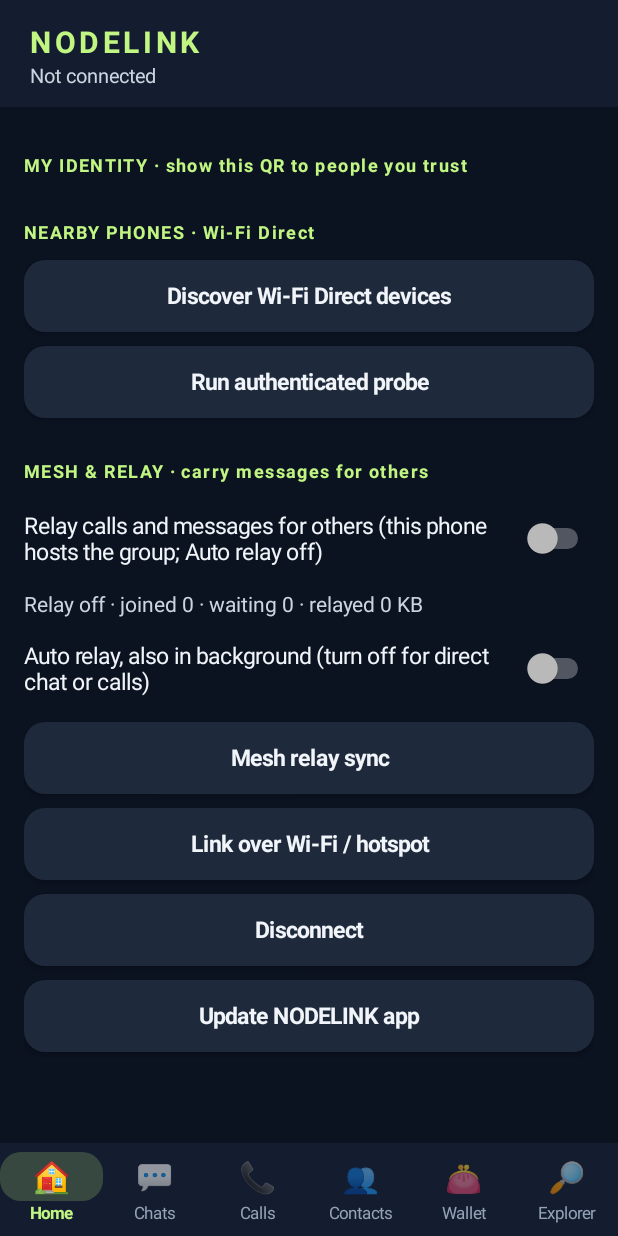
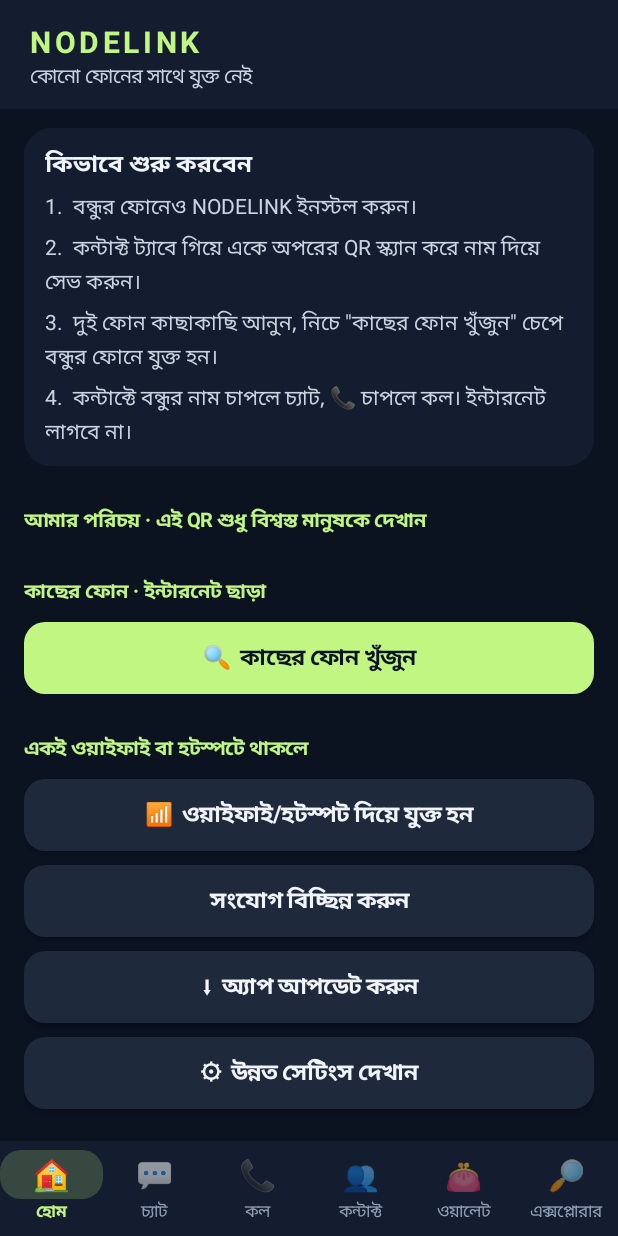
Before and after one commit to NODELINK-LAB/nodelink-android, an Android app: the screen it shows after launch (MainActivity), on a phone screen of 412 x 824 dp. Run offline under Robolectric (Android 15) with nearby library versions, the phone set to English and light mode, and no system bars; libraries missing offline, so code that uses them is left out: com.journeyapps.barcodescanner; pictures from the network do not load; 11 statements that could not run were skipped.

Commit message:
Simple Bengali home, chat and contacts

```diff
--- a/android-app/src/main/java/org/nodelink/ChatScreen.kt
+++ b/android-app/src/main/java/org/nodelink/ChatScreen.kt
@@ -9,7 +9,7 @@ import java.util.UUID
 // and one composer for both routes.
 class ChatScreen(private val a:Activity,box:LinearLayout,private val peer:()->String,private val store:Mailbox,private val relay:MeshRelay,private val note:(String)->Unit,private val queued:()->Unit={}){
  private val face=Ui.avatar(a,"?",44);private val title=Ui.title(a,"",17f);private val sub=Ui.caption(a,"")
- private val thread=LinearLayout(a).apply{orientation=1;setPadding(0,Ui.dp(a,8),0,Ui.dp(a,8))};private val draft=EditText(a).apply{hint="Write a message"}
+ private val thread=LinearLayout(a).apply{orientation=1;setPadding(0,Ui.dp(a,8),0,Ui.dp(a,8))};private val draft=EditText(a).apply{hint="মেসেজ লিখুন"}
  private fun pin()=peer().trim().lowercase().also{require(it.matches(Regex("[0-9a-f]{64}")) && it!=Identity.fingerprint()){"Pick a contact in Contacts first"};require(!Blocklist.has(it)){"This contact is blocked"}}
  private fun text()=draft.text.toString().also{require(it.isNotBlank() && it.toByteArray().size<=4096){"Enter a message up to 4096 bytes"}}
  init{
@@ -17,22 +17,22 @@ class ChatScreen(private val a:Activity,box:LinearLayout,private val peer:()->St
    addView(LinearLayout(a).apply{orientation=1;setPadding(Ui.dp(a,12),0,0,0);addView(title);addView(sub)},Ui.lp(0,-2,1f))})
   box.addView(thread);box.addView(draft)
   box.addView(Ui.row(a,
-   Ui.button(Button(a).apply{text="Send nearby";setOnClickListener{send{p,t->store.add(p,Note(UUID.randomUUID(),System.currentTimeMillis()+MessageWire.LIFE,t),"Queued");queued();"Queued. Sends automatically while linked with this phone."}}},Ui.BRAND),
-   Ui.button(Button(a).apply{text="Send via mesh";setOnClickListener{send{p,t->relay.compose(p,t);"Encrypted and queued for the mesh."}}})))
-  box.addView(Ui.caption(a,"Nearby goes straight to the linked phone. Mesh is carried encrypted by other NODELINK phones, any distance."))
+   Ui.button(Button(a).apply{text="কাছে পাঠান";setOnClickListener{send{p,t->store.add(p,Note(UUID.randomUUID(),System.currentTimeMillis()+MessageWire.LIFE,t),"Queued");queued();"Queued. Sends automatically while linked with this phone."}}},Ui.BRAND),
+   Ui.button(Button(a).apply{text="দূরে পাঠান (মেশ)";setOnClickListener{send{p,t->relay.compose(p,t);"Encrypted and queued for the mesh."}}})))
+  box.addView(Ui.caption(a,"কাছে পাঠান: যুক্ত থাকা ফোনে সরাসরি যায়। দূরে পাঠান: মাঝের অন্য NODELINK ফোনগুলো তালাবদ্ধ অবস্থায় বয়ে নিয়ে যায়, কেউ পড়তে পারে না।"))
   refresh()
  }
  private fun send(f:(String,String)->String){runCatching{val msg=f(pin(),text());draft.setText("");refresh();note(msg)}.onFailure{note(it.message?:"Send failed")}}
- private fun tick(s:String)=when(s){"Queued"->"◷ Waiting";"Delivered"->"✓✓ Delivered";"Sent via mesh"->"✓ Sent via mesh";"Delivered via mesh"->"✓✓ Delivered via mesh";else->s}
+ private fun tick(s:String)=when(s){"Queued"->"◷ অপেক্ষায়";"Delivered"->"✓✓ পৌঁছেছে";"Sent via mesh"->"✓ মেশে পাঠানো হয়েছে";"Delivered via mesh"->"✓✓ মেশ দিয়ে পৌঁছেছে";"Received","Received via mesh"->"পেয়েছেন";else->s}
  private fun bubble(t:String,s:String,mine:Boolean)=LinearLayout(a).apply{orientation=1;background=Ui.round(a,if(mine)Ui.BRAND else Ui.RAISED,18);setPadding(Ui.dp(a,14),Ui.dp(a,10),Ui.dp(a,14),Ui.dp(a,8))
   addView(TextView(a).apply{tag=Ui.DONE;text=t;textSize=15f;setTextColor(if(mine)Ui.INK else Ui.TEXT);maxWidth=Ui.dp(a,270)})
   addView(TextView(a).apply{tag=Ui.DONE;text=tick(s);textSize=11f;setTextColor(if(mine)0xB30B1220.toInt() else Ui.MUTED);setPadding(0,Ui.dp(a,4),0,0)})
   layoutParams=Ui.lp(-2,-2).apply{gravity=if(mine)Gravity.END else Gravity.START;setMargins(if(mine)Ui.dp(a,48) else 0,Ui.dp(a,4),if(mine)0 else Ui.dp(a,48),Ui.dp(a,4))}}
  fun refresh(){thread.removeAllViews();val p=peer().trim().lowercase()
-  if(!p.matches(Regex("[0-9a-f]{64}"))){Ui.paint(face,"?");title.text="No contact selected";sub.text="Pick a contact in Contacts";return}
-  val n=ContactControls.name(a,p);Ui.paint(face,n?:"#");title.text=n?:Ui.nl(p);sub.text=(if(n!=null)Ui.nl(p)+" · " else "")+"end-to-end encrypted"
+  if(!p.matches(Regex("[0-9a-f]{64}"))){Ui.paint(face,"?");title.text="কেউ বাছাই করা হয়নি";sub.text="কন্টাক্ট ট্যাব থেকে একজনকে চাপুন";return}
+  val n=ContactControls.name(a,p);Ui.paint(face,n?:"#");title.text=n?:Ui.nl(p);sub.text=(if(n!=null)Ui.nl(p)+" · " else "")+"🔒 শুধু আপনারা দুজন পড়তে পারবেন"
   val rows=store.thread(p)
-  if(rows.isEmpty())thread.addView(Ui.caption(a,"No messages yet. Say hello.").apply{gravity=Gravity.CENTER;setPadding(0,Ui.dp(a,24),0,Ui.dp(a,24))},Ui.lp())
+  if(rows.isEmpty())thread.addView(Ui.caption(a,"এখনো কোনো মেসেজ নেই। হ্যালো বলুন!").apply{gravity=Gravity.CENTER;setPadding(0,Ui.dp(a,24),0,Ui.dp(a,24))},Ui.lp())
   rows.forEach{(t,s)->thread.addView(bubble(t,s,!s.startsWith("Received")))}
  }
 }
--- a/android-app/src/main/java/org/nodelink/ContactControls.kt
+++ b/android-app/src/main/java/org/nodelink/ContactControls.kt
@@ -11,14 +11,14 @@ class ContactControls(private val a:Activity,box:LinearLayout,private val peer:E
  private val vault=Vault(a,"contacts");private val list=LinearLayout(a).apply{orientation=1}
  private fun all()=JSONObject(vault.get("book")?:"{}")
  init{
-  val name=EditText(a).apply{hint="Contact name";isSingleLine=true};box.addView(name)
-  box.addView(Ui.button(Button(a).apply{text="Save contact";setOnClickListener{
+  val name=EditText(a).apply{hint="বন্ধুর নাম";isSingleLine=true};box.addView(name)
+  box.addView(Ui.button(Button(a).apply{text="✓  কন্টাক্ট সেভ করুন";setOnClickListener{
    val n=name.text.toString().trim();val fp=peer.text.toString().trim().lowercase()
    when{n.isEmpty()||n.length>40->note("Enter a name up to 40 characters")
     !fp.matches(Regex("[a-f0-9]{64}"))->note("Scan or enter the full 64-digit fingerprint first")
     fp==Identity.fingerprint()->note("That is this phone's own fingerprint")
     else->{vault.put("book",all().put(n,fp).toString());name.setText("");refresh();note("Saved $n. Verify the fingerprint in person.")}}}},Ui.BRAND))
-  box.addView(TextView(a).apply{text="MY CONTACTS · stored encrypted on this phone"});box.addView(list);refresh()
+  box.addView(Ui.section(a,"আমার কন্টাক্ট · নাম চাপলে চ্যাট, 📞 চাপলে কল"));box.addView(list);refresh()
  }
  private fun select(n:String,fp:String,where:String){peer.setText(fp);dest.setText(fp);note("Selected $n for chat, call and mesh");open(where)}
  fun refresh(){list.removeAllViews();val b=all();b.keys().asSequence().sorted().forEach{n->val fp=b.getString(n)
@@ -29,6 +29,6 @@ class ContactControls(private val a:Activity,box:LinearLayout,private val peer:E
    addView(Ui.avatar(a,n,44));addView(info,Ui.lp(0,-2,1f));addView(call)
    setOnClickListener{select(n,fp,"chat")}
    setOnLongClickListener{vault.put("book",all().apply{remove(n)}.toString());refresh();note("Deleted $n");true}})}
-  if(b.length()==0)list.addView(Ui.caption(a,"No contacts yet. Scan a friend's QR above to add one."))}
+  if(b.length()==0)list.addView(Ui.caption(a,"এখনো কোনো কন্টাক্ট নেই। উপরে বন্ধুর QR স্ক্যান করে যোগ করুন।"))}
  companion object{fun name(a:Activity,fp:String):String?{val b=JSONObject(Vault(a,"contacts").get("book")?:"{}");return b.keys().asSequence().firstOrNull{b.getString(it)==fp}}}
 }
--- a/android-app/src/main/java/org/nodelink/MainActivity.kt
+++ b/android-app/src/main/java/org/nodelink/MainActivity.kt
@@ -18,7 +18,7 @@ class MainActivity:Activity(){
  private fun note(s:String){status.text=s}
  private fun action(ok:String)=object:WifiP2pManager.ActionListener{override fun onSuccess(){note(ok)};override fun onFailure(n:Int){note("Wi-Fi Direct request failed: $n")}}
  private val rx=object:BroadcastReceiver(){override fun onReceive(c:Context,i:Intent){if(checkSelfPermission(perm)!=PackageManager.PERMISSION_GRANTED)return
-  if(i.action==WifiP2pManager.WIFI_P2P_PEERS_CHANGED_ACTION)m.requestPeers(ch){list->peers.removeAllViews();if(::auto.isInitialized)auto.peers(list.deviceList);list.deviceList.forEach{d->peers.addView(Button(this@MainActivity).apply{text="Connect: ${d.deviceName}";setOnClickListener{m.connect(ch,WifiP2pConfig().apply{deviceAddress=d.deviceAddress},action("Connection requested; accept on peer"))}})}}
+  if(i.action==WifiP2pManager.WIFI_P2P_PEERS_CHANGED_ACTION)m.requestPeers(ch){list->peers.removeAllViews();if(::auto.isInitialized)auto.peers(list.deviceList);list.deviceList.forEach{d->peers.addView(Button(this@MainActivity).apply{text="📱  যুক্ত হন: ${d.deviceName}";setOnClickListener{m.connect(ch,WifiP2pConfig().apply{deviceAddress=d.deviceAddress},action("Connection requested; accept on peer"))}})}}
   if(i.action==WifiP2pManager.WIFI_P2P_CONNECTION_CHANGED_ACTION)m.requestConnectionInfo(ch){if(it==null||!it.groupFormed){if(!(::link.isInitialized && link.lan)){if(::link.isInitialized)link.stop();session?.close()};note("No group formed")}else{note(if(it.isGroupOwner)"Group owner: start probe here first" else "Group client: start after owner is listening");if(::auto.isInitialized)auto.connected(it)
    val p=pin.text.toString().trim().lowercase();if(::link.isInitialized && ::auto.isInitialized && !auto.on && p.matches(Regex("[0-9a-f]{64}")))link.start(it,p)}}
  }}
@@ -28,12 +28,12 @@ class MainActivity:Activity(){
   fun page(show:Boolean)=LinearLayout(this).apply{orientation=1;visibility=if(show)android.view.View.VISIBLE else android.view.View.GONE}
   val home=page(true);val chatPage=page(false);val callPage=page(false);val contactsPage=page(false);val walletPage=page(false);var box=root;var onChat:()->Unit={};var onCall:()->Unit={}
   fun label(s:String)=TextView(this).apply{text=s;box.addView(this)}
-  status=TextView(this).apply{text="Not connected"}
+  status=TextView(this).apply{text="কোনো ফোনের সাথে যুক্ত নেই"}
   val pages=listOf(home,chatPage,callPage,contactsPage,walletPage);pages.forEach{root.addView(it)};box=home
   lateinit var nav:NavBar;web=WebScreen(this)
   fun showWeb(){scroll.visibility=android.view.View.GONE;web.view.visibility=android.view.View.VISIBLE;nav.select(5);web.open()}
   fun show(p:LinearLayout){scroll.visibility=android.view.View.VISIBLE;web.view.visibility=android.view.View.GONE;pages.forEach{it.visibility=if(it===p)android.view.View.VISIBLE else android.view.View.GONE};nav.select(pages.indexOf(p));scroll.scrollTo(0,0);if(p===chatPage)onChat();if(p===callPage)onCall()}
-  nav=NavBar(this,listOf("🏠" to "Home","💬" to "Chats","📞" to "Calls","👥" to "Contacts","👛" to "Wallet","🔎" to "Explorer")){if(it==5)showWeb() else show(pages[it])}
+  nav=NavBar(this,listOf("🏠" to "হোম","💬" to "চ্যাট","📞" to "কল","👥" to "কন্টাক্ট","👛" to "ওয়ালেট","🔎" to "এক্সপ্লোরার")){if(it==5)showWeb() else show(pages[it])}
   setContentView(LinearLayout(this).apply{orientation=1;setBackgroundColor(Ui.BG);addView(Ui.topBar(this@MainActivity,status));addView(scroll,Ui.lp(-1,0,1f));addView(web.view,Ui.lp(-1,0,1f));addView(nav.view)
    setOnApplyWindowInsetsListener{v,ins->if(Build.VERSION.SDK_INT>=30){val b=ins.getInsets(android.view.WindowInsets.Type.systemBars() or android.view.WindowInsets.Type.ime());v.setPadding(b.left,b.top,b.right,b.bottom)};ins}})
   root.viewTreeObserver.addOnGlobalLayoutListener{Ui.style(root)}   // themes controls as screens add them
@@ -41,19 +41,21 @@ class MainActivity:Activity(){
   if(!packageManager.hasSystemFeature(PackageManager.FEATURE_WIFI_DIRECT)){note("Wi-Fi Direct unsupported");return}
   m=getSystemService(WIFI_P2P_SERVICE) as WifiP2pManager;ch=m.initialize(this,mainLooper){session?.close();note("Radio channel lost. Restart the app.")}
   Blocklist.load(this);LanBeacon.init(this);Identity.prepare();if(Build.VERSION.SDK_INT>=33 && checkSelfPermission(Manifest.permission.POST_NOTIFICATIONS)!=PackageManager.PERMISSION_GRANTED)requestPermissions(arrayOf(Manifest.permission.POST_NOTIFICATIONS),3)
-  val fp=Identity.fingerprint();label("MY IDENTITY · show this QR to people you trust");label("Network ID: NL-"+fp.take(12).uppercase().chunked(4).joinToString("-"));label("Public fingerprint: "+fp).setTextIsSelectable(true);qr=QrControls(this,box,fp,::note)
-  box=contactsPage;label("ADD CONTACT · verify in person");label("Scan the other phone's QR, or type its full fingerprint, then give it a name.")
-  pin=EditText(this).apply{hint="Full peer SHA-256 fingerprint";isSingleLine=true};box.addView(pin);qr.scanButton(box,"Scan contact QR",0x4e1,pin)
-  box=home;label("NEARBY PHONES · Wi-Fi Direct")
+  val adv=LinearLayout(this).apply{orientation=1;visibility=android.view.View.GONE}
+  box.addView(Ui.steps(this,"কিভাবে শুরু করবেন","বন্ধুর ফোনেও NODELINK ইনস্টল করুন।","কন্টাক্ট ট্যাবে গিয়ে একে অপরের QR স্ক্যান করে নাম দিয়ে সেভ করুন।","দুই ফোন কাছাকাছি আনুন, নিচে \"কাছের ফোন খুঁজুন\" চেপে বন্ধুর ফোনে যুক্ত হন।","কন্টাক্টে বন্ধুর নাম চাপলে চ্যাট, 📞 চাপলে কল। ইন্টারনেট লাগবে না।"))
+  val fp=Identity.fingerprint();box.addView(Ui.section(this,"আমার পরিচয় · এই QR শুধু বিশ্বস্ত মানুষকে দেখান"));label("আমার আইডি: NL-"+fp.take(12).uppercase().chunked(4).joinToString("-"));label("পূর্ণ ফিঙ্গারপ্রিন্ট: "+fp).apply{setTextIsSelectable(true);textSize=11f;tag=Ui.DONE;setTextColor(Ui.MUTED)};qr=QrControls(this,box,fp,::note)
+  box=contactsPage;box.addView(Ui.section(this,"নতুন কন্টাক্ট · সামনাসামনি যাচাই করুন"));label("বন্ধুর ফোনের QR স্ক্যান করুন, তারপর একটা নাম দিয়ে সেভ করুন।")
+  pin=EditText(this).apply{hint="বন্ধুর ফিঙ্গারপ্রিন্ট (QR স্ক্যান করলে নিজে বসবে)";isSingleLine=true};box.addView(pin);qr.scanButton(box,"📷  বন্ধুর QR স্ক্যান করুন",0x4e1,pin)
+  box=home;box.addView(Ui.section(this,"কাছের ফোন · ইন্টারনেট ছাড়া"))
   fun btn(s:String,f:()->Unit)=Button(this).apply{text=s;setOnClickListener{if(checkSelfPermission(perm)!=PackageManager.PERMISSION_GRANTED)requestPermissions(arrayOf(perm),1) else f()}}.also{box.addView(it)}
-  btn("Discover Wi-Fi Direct devices"){m.discoverPeers(ch,action("Scanning; names are not verified identities"))};peers=LinearLayout(this).apply{orientation=1};box.addView(peers)
-  btn("Run authenticated probe"){val expected=pin.text.toString().trim();m.requestConnectionInfo(ch){info->if(info==null||!info.groupFormed)note("Create a group first") else if(session==null){val run=Session();session=run;note(if(info.isGroupOwner)"Waiting for client (60s)" else "Authenticating…");Thread{val result=runCatching{run.probe(info,expected)}.getOrElse{"Failed: ${it.message}"};runOnUiThread{if(session===run){session=null;note(result)}}}.start()}}}
+  Ui.button(btn("🔍  কাছের ফোন খুঁজুন"){m.discoverPeers(ch,action("খুঁজছি… নিচে ফোনের নাম এলে চাপুন"))},Ui.BRAND);peers=LinearLayout(this).apply{orientation=1};box.addView(peers)
+  box=adv;btn("Run authenticated probe"){val expected=pin.text.toString().trim();m.requestConnectionInfo(ch){info->if(info==null||!info.groupFormed)note("Create a group first") else if(session==null){val run=Session();session=run;note(if(info.isGroupOwner)"Waiting for client (60s)" else "Authenticating…");Thread{val result=runCatching{run.probe(info,expected)}.getOrElse{"Failed: ${it.message}"};runOnUiThread{if(session===run){session=null;note(result)}}}.start()}}}
   val chat=ChatControls(this){onChat()};val relay=MeshRelay(this,chat.store)
   box=chatPage;val screen=ChatScreen(this,box,{pin.text.toString()},chat.store,relay,::note){if(::link.isInitialized)link.job(Link.MESSAGES)};onChat={screen.refresh()}
   btn("Exchange messages"){if(link.connected){link.job(Link.MESSAGES);note("Exchanging messages over the link");return@btn};val dest=pin.text.toString().trim();m.requestConnectionInfo(ch){info->if(info==null||!info.groupFormed)note("Messages remain queued. Connect both phones first.") else if(session==null){val run=Session();session=run;note(if(info.isGroupOwner)"Waiting for peer to tap Exchange messages" else "Opening authenticated message session");Thread{val result=runCatching{run.probe(info,dest){i,o->chat.exchange(dest,info.isGroupOwner,i,o)}}.getOrElse{"Exchange interrupted: ${it.message}. Unacknowledged messages remain queued."};runOnUiThread{if(session===run){session=null;note(result)}}}.start()}}}
-  box=home;label("MESH & RELAY · carry messages for others");val mesh=MeshControls(this,box,relay,::note,qr);onChat={screen.refresh();mesh.refresh()}
+  box=adv;label("MESH & RELAY · carry messages for others");val mesh=MeshControls(this,box,relay,::note,qr);onChat={screen.refresh();mesh.refresh()}
   box=contactsPage;val contacts=ContactControls(this,box,pin,mesh.dest,::note){if(it=="call")show(callPage) else show(chatPage)}
-  SecurityControls(this,box,pin,::note){contacts.refresh()};box=home
+  SecurityControls(this,box,pin,::note){contacts.refresh()};box=adv
   RelayControls(this,box,m,ch,{checkSelfPermission(perm)==PackageManager.PERMISSION_GRANTED && !auto.on},::note)
   auto=AutoSync(m,ch,mesh.relay,{if(session==null)Session().also{session=it} else null},{r->if(session===r)session=null},{session!=null},::note,{onChat()})
   val prefs=getSharedPreferences("settings",MODE_PRIVATE)
@@ -72,20 +74,22 @@ class MainActivity:Activity(){
     if(kind==Link.MESSAGES){chat.exchange(peer,owner,i,o);"Messages exchanged automatically"} else mesh.relay.sync(peer,owner,i,o).also{runOnUiThread{onChat()}}})
   fun mic():Boolean{val need=arrayOf(perm,Manifest.permission.RECORD_AUDIO).filter{checkSelfPermission(it)!=PackageManager.PERMISSION_GRANTED};if(need.isNotEmpty())requestPermissions(need.toTypedArray(),2);return need.isEmpty()}
   call.onAnswer({if(mic())link.accept()},{link.decline()})
-  box.addView(Ui.button(Button(this).apply{text="📞  Call";setOnClickListener{if(!mic())return@setOnClickListener
+  box.addView(Ui.button(Button(this).apply{text="📞  কল করুন";setOnClickListener{if(!mic())return@setOnClickListener
    if(link.connected){link.ring();return@setOnClickListener}
    val dest=pin.text.toString().trim().lowercase();m.requestConnectionInfo(ch){info->when{info==null||!info.groupFormed->if(LanBeacon.available() && !auto.on && dest.matches(Regex("[0-9a-f]{64}"))){link.startLan(dest);note("Linking over Wi-Fi/hotspot… tap Call again when it says Linked")}
      else note("Connect both phones first: Wi-Fi Direct (Home → Discover → Connect) or join the same Wi-Fi hotspot")
     auto.on->note("Turn off Auto relay for calls");!dest.matches(Regex("[0-9a-f]{64}"))->note("Pick a contact on Home first")
     else->{link.start(info,dest);note("Linking with the contact… tap Call again when it says Linked")}}}}},Ui.GREEN))
-  Ui.button(btn("Hang up"){link.hangUp()},Ui.RED)
-  label("Both phones pick each other in Contacts and connect (Auto relay off). When the status says Linked, tap Call; the other phone rings.")
+  Ui.button(btn("কল কাটুন"){link.hangUp()},Ui.RED)
+  label("দুই ফোনেই কন্টাক্ট থেকে একে অপরকে বাছুন আর হোম থেকে যুক্ত হন। উপরে \"Linked\" লেখা এলে কল চাপুন, অন্য ফোনে রিং বাজবে।")
   call.addTo(box)
   WalletScreen(this,walletPage,::note)
-  box=home;btn("Link over Wi-Fi / hotspot"){val d=pin.text.toString().trim().lowercase();when{!LanBeacon.available()->note("Join the same Wi-Fi or phone hotspot as the contact first")
+  box=home;box.addView(Ui.section(this,"একই ওয়াইফাই বা হটস্পটে থাকলে"));btn("📶  ওয়াইফাই/হটস্পট দিয়ে যুক্ত হন"){val d=pin.text.toString().trim().lowercase();when{!LanBeacon.available()->note("Join the same Wi-Fi or phone hotspot as the contact first")
    auto.on->note("Turn off Auto relay first");!d.matches(Regex("[0-9a-f]{64}"))->note("Pick a contact first");else->{link.startLan(d);note("Looking for the contact on this Wi-Fi…")}}}
-  btn("Disconnect"){ link.stop();session?.close();session=null;m.removeGroup(ch,action("Group removed"))}
-  box.addView(Button(this).apply{text="Update NODELINK app";setOnClickListener{runCatching{startActivity(Intent(Intent.ACTION_VIEW,android.net.Uri.parse(WebScreen.APK)))}}})
+  btn("সংযোগ বিচ্ছিন্ন করুন"){ link.stop();session?.close();session=null;m.removeGroup(ch,action("সংযোগ বন্ধ হয়েছে"))}
+  box.addView(Button(this).apply{text="⬇  অ্যাপ আপডেট করুন";setOnClickListener{runCatching{startActivity(Intent(Intent.ACTION_VIEW,android.net.Uri.parse(WebScreen.APK)))}}})
+  box.addView(Button(this).apply{text="⚙  উন্নত সেটিংস দেখান";setOnClickListener{val open=adv.visibility!=android.view.View.VISIBLE;adv.visibility=if(open)android.view.View.VISIBLE else android.view.View.GONE;text=if(open)"⚙  উন্নত সেটিংস লুকান" else "⚙  উন্নত সেটিংস দেখান"}})
+  box.addView(adv)
  }
  @Deprecated("Back handling") override fun onBackPressed(){if(!(::web.isInitialized && web.back()))super.onBackPressed()}
  override fun onStart(){super.onStart();Radio.appVisible=true;Radio.bg?.close();if(!::ch.isInitialized)return;val filter=IntentFilter().apply{addAction(WifiP2pManager.WIFI_P2P_PEERS_CHANGED_ACTION);addAction(WifiP2pManager.WIFI_P2P_CONNECTION_CHANGED_ACTION)};if(Build.VERSION.SDK_INT>=33)registerReceiver(rx,filter,Context.RECEIVER_EXPORTED) else registerReceiver(rx,filter);registered=true;if(::auto.isInitialized && auto.on)auto.start()}
--- a/android-app/src/main/java/org/nodelink/Ui.kt
+++ b/android-app/src/main/java/org/nodelink/Ui.kt
@@ -38,6 +38,10 @@ object Ui{
   addView(title(c,"NODELINK",20f).apply{letterSpacing=.12f;setTextColor(BRAND)})
   status.tag=DONE;status.setTextColor(SOFT);status.textSize=13f;addView(status)}
 
+ // Section header for any language (Bengali has no capitals, so header() cannot detect it).
+ fun section(c:Context,s:String)=TextView(c).apply{tag=DONE;text=s;setTextColor(BRAND);textSize=13f;typeface=Typeface.DEFAULT_BOLD;setPadding(0,dp(c,22),0,dp(c,6))}
+ // Numbered help card: a title and short steps, shown at the top of a screen.
+ fun steps(c:Context,t:String,vararg s:String)=card(c).apply{addView(title(c,t,16f));s.forEachIndexed{i,x->addView(caption(c,"${i+1}.  $x").apply{setTextColor(SOFT);textSize=14f;setPadding(0,dp(c,6),0,0)})}}
  // A label whose first word is in capitals ("MESH RELAY · …") becomes a section header.
  private fun header(t:String)=t.substringBefore(" ·").substringBefore("\n").let{w->w.length in 4..30 && w.any{it.isLetter()} && w.all{it.isUpperCase()||it==' '||it=='-'||it=='&'}}
  fun style(v:View){if(v.tag==DONE)return;val c=v.context
```
